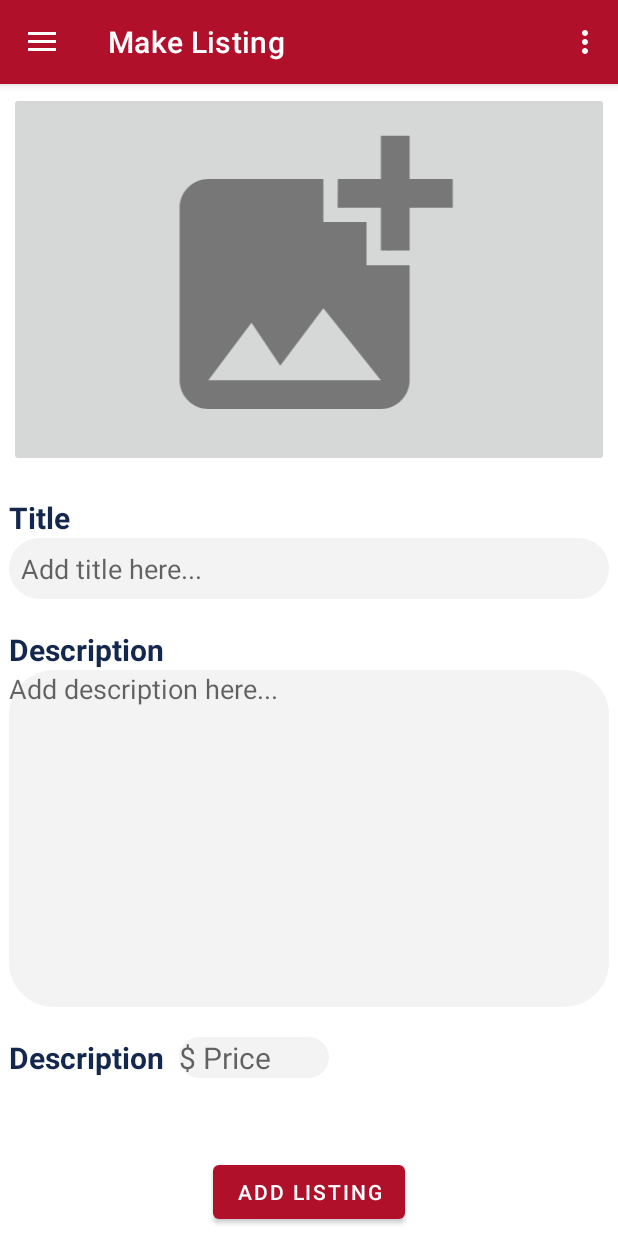
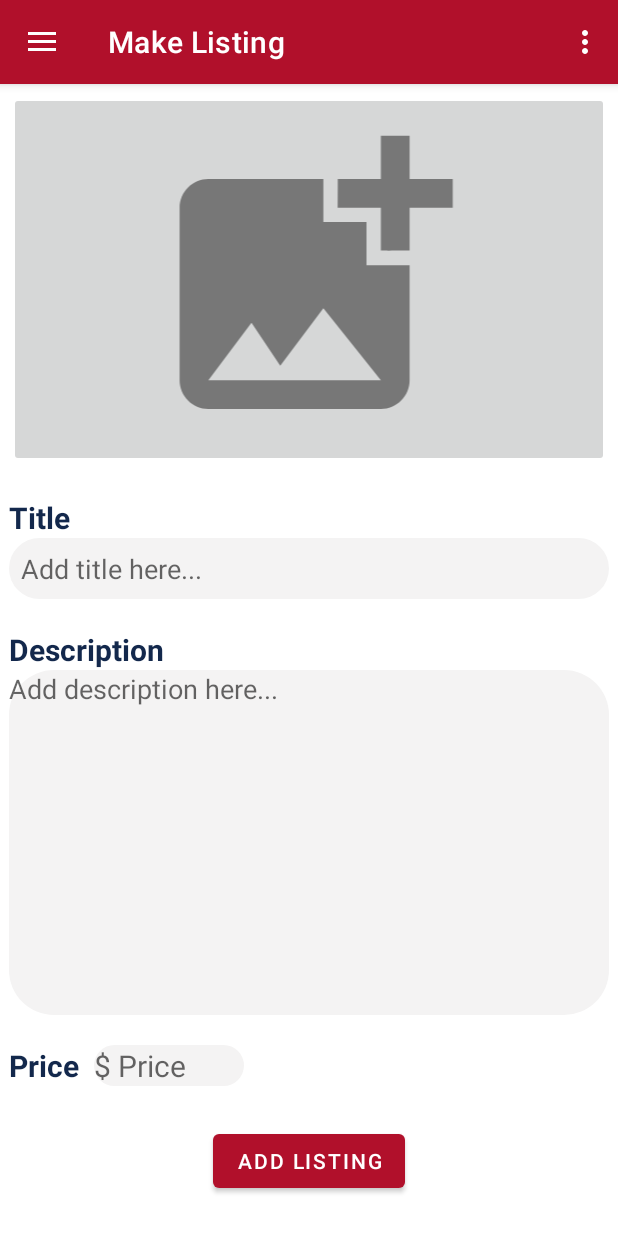
Before and after one commit to CSCI150-LAB01/UniSell, an Android app: the screen it shows after launch (MainActivity), in the side drawer, after a tap on "Make Listing", on a phone screen of 412 x 824 dp. Run offline under Robolectric (Android 15) with nearby library versions, the phone set to English and light mode, and no system bars; our stand-ins replace navigation-ui; Roboto replaces fonts that are not available here.

Commit message:
update add listing page

```diff
--- a/UniSellApplication/app/src/main/java/com/example/unisellapplication/ui/create_listing/CreateListingFragment.java
+++ b/UniSellApplication/app/src/main/java/com/example/unisellapplication/ui/create_listing/CreateListingFragment.java
@@ -1,5 +1,7 @@
 package com.example.unisellapplication.ui.create_listing;
 
+import android.content.Intent;
+import android.net.Uri;
 import android.os.Bundle;
 
 import androidx.annotation.NonNull;
@@ -18,10 +20,33 @@ public class CreateListingFragment extends Fragment {
 
     ImageButton imageButton;
     EditText title, description, price;
+    private static final int SELECT_PICTURE = 200;
+
+//    FirebaseFirestore db;
 
     public View onCreateView(@NonNull LayoutInflater inflater,
                              ViewGroup container, Bundle savedInstanceState) {
         View root = inflater.inflate(R.layout.fragment_create_listing, container, false);
+
+        imageButton = root.findViewById(R.id.add_img_button);
+        title = root.findViewById(R.id.editTextTitle);
+        description = root.findViewById(R.id.editTextDescripiton);
+        price =root.findViewById(R.id.editTextPrice);
+
+        imageButton.setOnClickListener(new View.OnClickListener() {
+            @Override
+            public void onClick(View v) {
+                OpenGallery();
+            }
+        });
+
         return root;
     }
+
+    private void OpenGallery() {
+        Intent i = new Intent();
+        i.setType("image/*");
+        i.setAction(Intent.ACTION_GET_CONTENT);
+        startActivityForResult(Intent.createChooser(i, "Select Picture"), SELECT_PICTURE);
+    }
 }
--- a/UniSellApplication/app/src/main/res/layout/fragment_create_listing.xml
+++ b/UniSellApplication/app/src/main/res/layout/fragment_create_listing.xml
@@ -63,12 +63,13 @@
     <EditText
         android:id="@+id/editTextDescripiton"
         android:layout_width="400dp"
-        android:layout_height="wrap_content"
+        android:layout_height="230dp"
         android:background="@drawable/edittext_background"
         android:ems="10"
+        android:gravity="top"
         android:hint="Add description here..."
+        android:maxWidth="0dp"
         android:inputType="textMultiLine"
-        android:paddingBottom="200dp"
         app:layout_constraintEnd_toEndOf="parent"
         app:layout_constraintStart_toStartOf="parent"
         app:layout_constraintTop_toBottomOf="@+id/description_txt" />
@@ -79,7 +80,7 @@
         android:layout_height="wrap_content"
         android:layout_marginTop="20dp"
         android:layout_marginBottom="1dp"
-        android:text="Description"
+        android:text="Price"
         android:textColor="@color/blue_2767"
         android:textSize="20sp"
         android:textStyle="bold"
@@ -108,7 +109,7 @@
         app:layout_constraintBottom_toBottomOf="parent"
         app:layout_constraintEnd_toEndOf="parent"
         app:layout_constraintStart_toStartOf="parent"
-        android:layout_marginBottom="5dp"/>
+        app:layout_constraintTop_toBottomOf="@+id/editTextPrice" />
 
 
 </androidx.constraintlayout.widget.ConstraintLayout>
```
